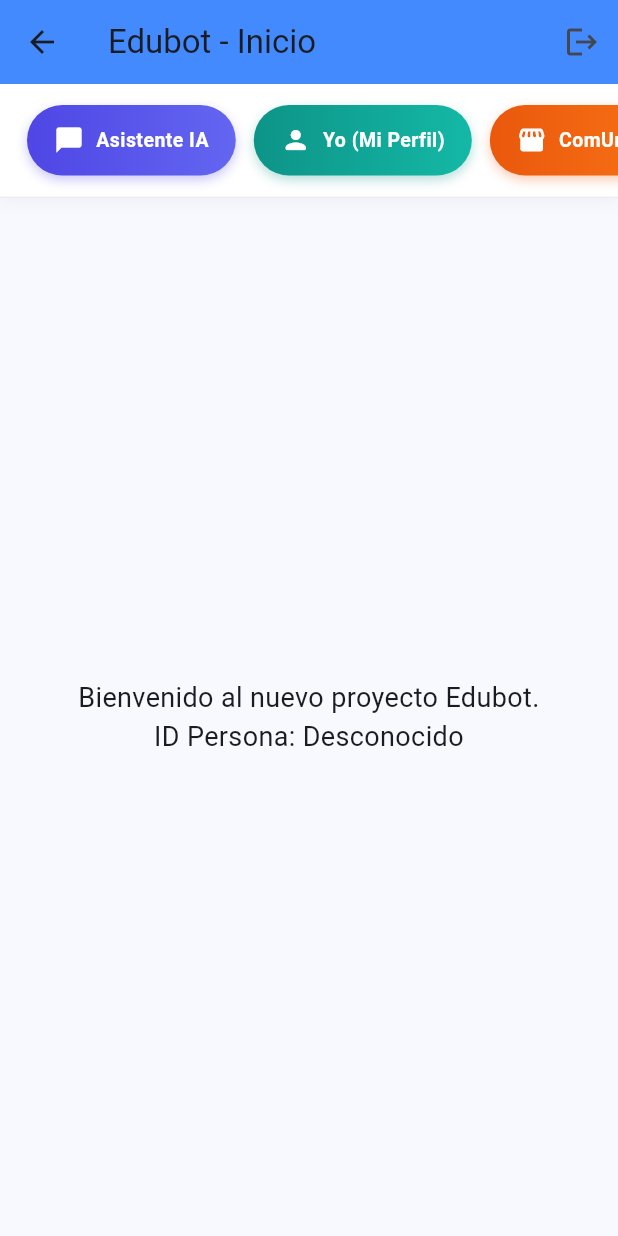
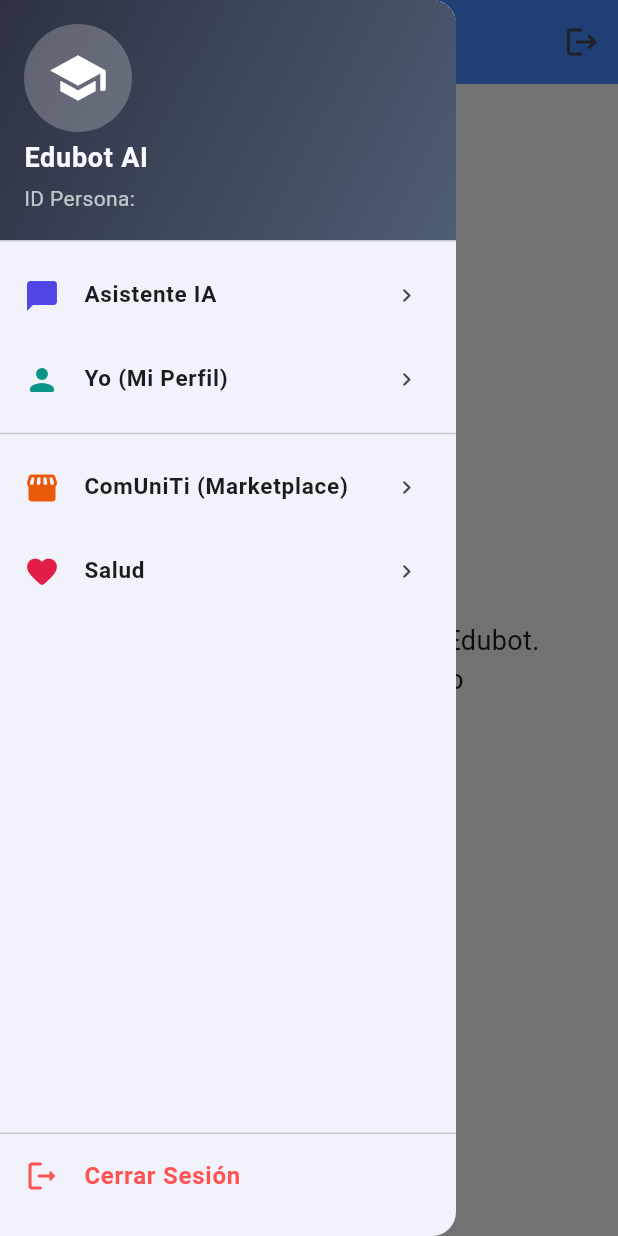
Before and after one commit to carolinanazareno2594/edubot, a Flutter app: the HomePage screen opened by its route, with the side drawer open (before the commit the screen has no drawer), on a phone screen of 412 x 824 dp. Run offline on Flutter 3.47's test engine with Material 3 defaults, Android fonts, the phone set to English and light mode, and no system bars; our stand-ins replace local_auth, shared_preferences; accounts and stored records are empty; network calls fail.

Commit message:
refactor: replace top menu ribbon with navigation drawer component

```diff
--- /dev/null
+++ b/lib/EdubotDrawer.dart
@@ -0,0 +1,152 @@
+import 'package:flutter/material.dart';
+import 'package:shared_preferences/shared_preferences.dart';
+
+class EdubotDrawer extends StatelessWidget {
+  final String idpersona;
+
+  const EdubotDrawer({
+    super.key,
+    required this.idpersona,
+  });
+
+  @override
+  Widget build(BuildContext context) {
+    return Drawer(
+      child: Column(
+        children: [
+          // Premium Drawer Header
+          UserAccountsDrawerHeader(
+            decoration: const BoxDecoration(
+              gradient: LinearGradient(
+                colors: [Color(0xFF2D3142), Color(0xFF4F5D75)],
+                begin: Alignment.topLeft,
+                end: Alignment.bottomRight,
+              ),
+            ),
+            currentAccountPicture: CircleAvatar(
+              backgroundColor: Colors.white24,
+              child: ClipOval(
+                child: Image.network(
+                  'https://educaysoft.org/sica/images/logo.jpg',
+                  fit: BoxFit.cover,
+                  errorBuilder: (_, __, ___) => const Icon(
+                    Icons.school,
+                    size: 40,
+                    color: Colors.white,
+                  ),
+                ),
+              ),
+            ),
+            accountName: const Text(
+              'Edubot AI',
+              style: TextStyle(
+                fontWeight: FontWeight.bold,
+                fontSize: 18,
+                letterSpacing: 0.5,
+              ),
+            ),
+            accountEmail: Text(
+              'ID Persona: $idpersona',
+              style: const TextStyle(
+                color: Colors.white70,
+                fontSize: 14,
+              ),
+            ),
+          ),
+
+          // Drawer Navigation Items
+          Expanded(
+            child: ListView(
+              padding: EdgeInsets.zero,
+              children: [
+                _buildDrawerItem(
+                  icon: Icons.chat_bubble_rounded,
+                  label: 'Asistente IA',
+                  iconColor: const Color(0xFF4F46E5),
+                  onTap: () {
+                    Navigator.pop(context); // Close Drawer
+                    Navigator.pushNamed(context, '/chatbot');
+                  },
+                ),
+                _buildDrawerItem(
+                  icon: Icons.person_rounded,
+                  label: 'Yo (Mi Perfil)',
+                  iconColor: const Color(0xFF0D9488),
+                  onTap: () {
+                    Navigator.pop(context); // Close Drawer
+                    Navigator.pushNamed(context, '/perfil', arguments: idpersona);
+                  },
+                ),
+                const Divider(),
+                _buildDrawerItem(
+                  icon: Icons.storefront_rounded,
+                  label: 'ComUniTi (Marketplace)',
+                  iconColor: const Color(0xFFEA580C),
+                  onTap: () {
+                    Navigator.pop(context);
+                    ScaffoldMessenger.of(context).showSnackBar(
+                      const SnackBar(content: Text('Módulo ComUniTi (Próximamente)')),
+                    );
+                  },
+                ),
+                _buildDrawerItem(
+                  icon: Icons.favorite_rounded,
+                  label: 'Salud',
+                  iconColor: const Color(0xFFE11D48),
+                  onTap: () {
+                    Navigator.pop(context);
+                    ScaffoldMessenger.of(context).showSnackBar(
+                      const SnackBar(content: Text('Módulo Salud (Próximamente)')),
+                    );
+                  },
+                ),
+              ],
+            ),
+          ),
+
+          // Footer with Logout
+          const Divider(height: 1),
+          ListTile(
+            leading: const Icon(Icons.logout_rounded, color: Colors.redAccent),
+            title: const Text(
+              'Cerrar Sesión',
+              style: TextStyle(
+                fontWeight: FontWeight.bold,
+                color: Colors.redAccent,
+              ),
+            ),
+            onTap: () async {
+              Navigator.pop(context); // Close Drawer
+              final prefs = await SharedPreferences.getInstance();
+              await prefs.clear();
+              if (context.mounted) {
+                Navigator.pushReplacementNamed(context, '/loginx');
+              }
+            },
+          ),
+          const SizedBox(height: 12),
+        ],
+      ),
+    );
+  }
+
+  Widget _buildDrawerItem({
+    required IconData icon,
+    required String label,
+    required Color iconColor,
+    required VoidCallback onTap,
+  }) {
+    return ListTile(
+      leading: Icon(icon, color: iconColor),
+      title: Text(
+        label,
+        style: const TextStyle(
+          fontWeight: FontWeight.w600,
+          fontSize: 15,
+        ),
+      ),
+      trailing: const Icon(Icons.chevron_right_rounded, size: 18),
+      onTap: onTap,
+    );
+  }
+}
--- a/lib/main.dart
+++ b/lib/main.dart
@@ -6,6 +6,7 @@ import 'RegistroPage.dart';
 import 'ChatbotScreen.dart';
 import 'PerfilUsuarioPage.dart';
 import 'api_service.dart';
+import 'EdubotDrawer.dart';
 
 void main() async {
   WidgetsFlutterBinding.ensureInitialized();
@@ -86,140 +87,12 @@ class _HomePageState extends State<HomePage> {
           )
         ],
       ),
-      body: Column(
-        children: [
-          // Cinta de menú deslizable horizontalmente (Menu Ribbon)
-          Container(
-            height: 76,
-            decoration: BoxDecoration(
-              color: Colors.white,
-              boxShadow: [
-                BoxShadow(
-                  color: Colors.black.withOpacity(0.04),
-                  blurRadius: 8,
-                  offset: const Offset(0, 3),
-                ),
-              ],
-              border: Border(
-                bottom: BorderSide(color: Colors.grey.shade200, width: 1),
-              ),
-            ),
-            child: ListView(
-              scrollDirection: Axis.horizontal,
-              padding: const EdgeInsets.symmetric(horizontal: 12, vertical: 6),
-              physics: const BouncingScrollPhysics(),
-              children: [
-                _buildMenuRibbonItem(
-                  context: context,
-                  label: 'Asistente IA',
-                  icon: Icons.chat_bubble_rounded,
-                  gradient: const LinearGradient(
-                    colors: [Color(0xFF4F46E5), Color(0xFF6366F1)], // Indigo gradient
-                  ),
-                  onTap: () {
-                    Navigator.pushNamed(context, '/chatbot');
-                  },
-                ),
-                _buildMenuRibbonItem(
-                  context: context,
-                  label: 'Yo (Mi Perfil)',
-                  icon: Icons.person_rounded,
-                  gradient: const LinearGradient(
-                    colors: [Color(0xFF0D9488), Color(0xFF14B8A6)], // Teal/cyan gradient
-                  ),
-                  onTap: () {
-                    Navigator.pushNamed(context, '/perfil', arguments: idpersona);
-                  },
-                ),
-                _buildMenuRibbonItem(
-                  context: context,
-                  label: 'ComUniTi',
-                  icon: Icons.storefront_rounded,
-                  gradient: const LinearGradient(
-                    colors: [Color(0xFFEA580C), Color(0xFFF97316)], // Orange gradient
-                  ),
-                  onTap: () {
-                    ScaffoldMessenger.of(context).showSnackBar(
-                      const SnackBar(content: Text('Módulo ComUniTi (Próximamente)')),
-                    );
-                  },
-                ),
-                _buildMenuRibbonItem(
-                  context: context,
-                  label: 'Salud',
-                  icon: Icons.favorite_rounded,
-                  gradient: const LinearGradient(
-                    colors: [Color(0xFFE11D48), Color(0xFFF43F5E)], // Rose/pink gradient
-                  ),
-                  onTap: () {
-                    ScaffoldMessenger.of(context).showSnackBar(
-                      const SnackBar(content: Text('Módulo Salud (Próximamente)')),
-                    );
-                  },
-                ),
-              ],
-            ),
-          ),
-          Expanded(
-            child: Center(
-              child: Text(
-                'Bienvenido al nuevo proyecto Edubot.\nID Persona: ${idpersona ?? "Desconocido"}',
-                textAlign: TextAlign.center,
-                style: const TextStyle(fontSize: 18),
-              ),
-            ),
-          ),
-        ],
-      ),
-    );
-  }
-
-  Widget _buildMenuRibbonItem({
-    required BuildContext context,
-    required String label,
-    required IconData icon,
-    required Gradient gradient,
-    required VoidCallback onTap,
-  }) {
-    return Container(
-      margin: const EdgeInsets.symmetric(horizontal: 6, vertical: 8),
-      child: Container(
-        decoration: BoxDecoration(
-          gradient: gradient,
-          borderRadius: BorderRadius.circular(30),
-          boxShadow: [
-            BoxShadow(
-              color: gradient.colors.first.withOpacity(0.3),
-              blurRadius: 6,
-              offset: const Offset(0, 3),
-            ),
-          ],
-        ),
-        child: Material(
-          color: Colors.transparent,
-          child: InkWell(
-            borderRadius: BorderRadius.circular(30),
-            onTap: onTap,
-            child: Padding(
-              padding: const EdgeInsets.symmetric(horizontal: 18, vertical: 10),
-              child: Row(
-                mainAxisSize: MainAxisSize.min,
-                children: [
-                  Icon(icon, color: Colors.white, size: 20),
-                  const SizedBox(width: 8),
-                  Text(
-                    label,
-                    style: const TextStyle(
-                      color: Colors.white,
-                      fontWeight: FontWeight.bold,
-                      fontSize: 13,
-                      letterSpacing: 0.3,
-                    ),
-                  ),
-                ],
-              ),
-            ),
-          ),
+      drawer: EdubotDrawer(idpersona: idpersona ?? ''),
+      body: Center(
+        child: Text(
+          'Bienvenido al nuevo proyecto Edubot.\nID Persona: ${idpersona ?? "Desconocido"}',
+          textAlign: TextAlign.center,
+          style: const TextStyle(fontSize: 18),
         ),
       ),
     );
```
